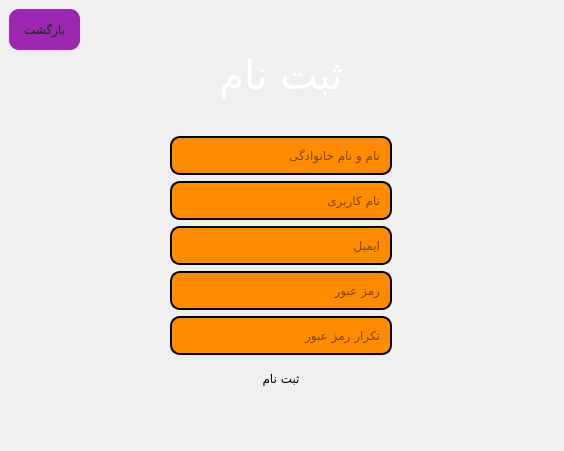
Old version of the form signinwindow.ui in the repository amir85cy/iutfood.
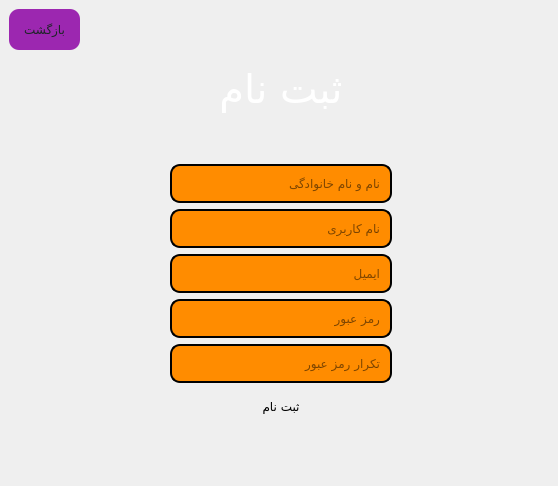
New version of the form.

Commit message: update and improve Sign In page

What changed in the file:
```diff
--- a/signinwindow.ui
+++ b/signinwindow.ui
@@ -6,8 +6,8 @@
    <rect>
     <x>0</x>
     <y>0</y>
-    <width>564</width>
-    <height>451</height>
+    <width>558</width>
+    <height>486</height>
    </rect>
   </property>
   <property name="windowTitle">
@@ -19,7 +19,7 @@
      <x>170</x>
      <y>20</y>
      <width>222</width>
-     <height>376</height>
+     <height>404</height>
     </rect>
    </property>
    <layout class="QVBoxLayout" name="verticalLayout">
@@ -155,7 +155,7 @@
      <x>-1</x>
      <y>-21</y>
      <width>571</width>
-     <height>491</height>
+     <height>511</height>
     </rect>
    </property>
    <property name="styleSheet">
```
Left out of the diff: 20 changed lines with no effect on the pictures. The commit also changes 2 other files.
